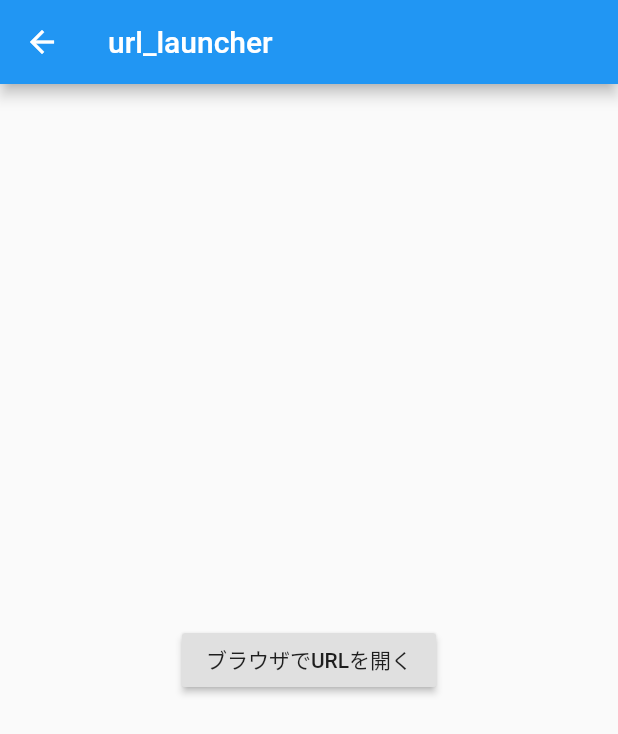
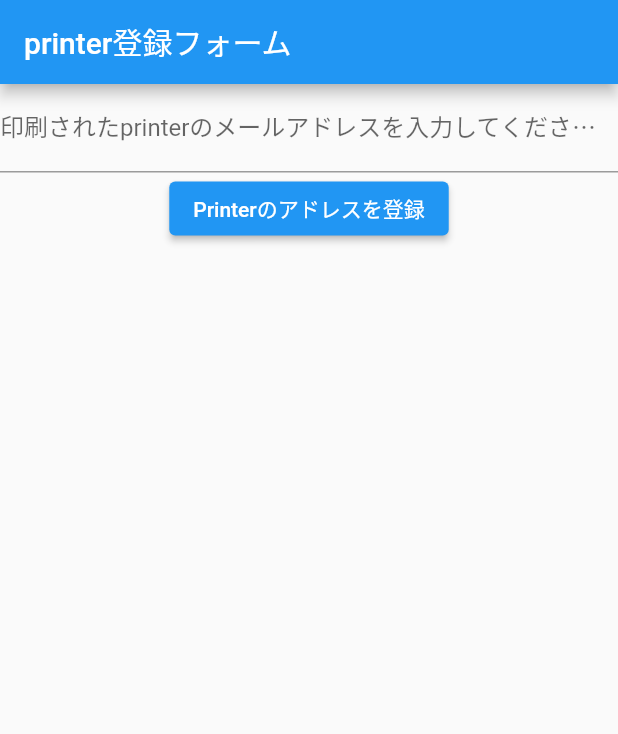
Before and after one commit to shunkat/epson-hackathon, a Flutter app: the screen it shows after launch, after a tap on "EpsonConncect登録済みの方", on a phone screen of 412 x 824 dp. Shown: the top 734 px of the screen. Run offline on Flutter 3.47's test engine with Material 2 defaults, Android fonts, the light colour scheme and no system bars; our stand-ins replace cloud_firestore, firebase_core, webview_flutter; accounts and stored records are empty.

Commit message:
登録フォームの作成と完了ページの作成

```diff
--- /dev/null
+++ b/lib/CompletePage.dart
@@ -0,0 +1,13 @@
+import 'package:flutter/material.dart';
+
+class CompletePage extends StatelessWidget {
+  @override
+  Widget build(BuildContext context) {
+    return Scaffold(
+      appBar: AppBar(
+        title: Text("登録完了"),
+      ),
+      body: Text("登録完了です"),
+    );
+  }
+}
--- a/lib/SendData.dart
+++ b/lib/SendData.dart
@@ -0,0 +1,79 @@
+import 'package:printer_connect/CompletePage.dart';
+import 'package:cloud_firestore/cloud_firestore.dart';
+import 'package:flutter/material.dart';
+
+
+class SendData extends StatelessWidget {
+  @override
+  Widget build(BuildContext context) {
+    return MaterialApp(
+      debugShowCheckedModeBanner: false,
+      title: 'プリンターをアプリに登録',
+      theme: ThemeData(
+        primarySwatch: Colors.blue,
+        visualDensity: VisualDensity.adaptivePlatformDensity,
+      ),
+      home: SendDataForm(),
+    );
+  }
+}
+
+class SendDataForm extends StatefulWidget {
+  @override
+  _SendDataForm createState() => _SendDataForm();
+}
+
+class _SendDataForm extends State<SendDataForm> {
+  void sendData() async {
+    // ドキュメント作成
+    await FirebaseFirestore.instance
+        .collection('users') // コレクションID
+        .doc() // ドキュメントID
+        .set({'area_code': '13218', 'lat_lng': GeoPoint(53.483959, -2.244644), 'printer_id': printer_id}); // データ
+
+  }
+  String printer_id = '';
+  @override
+  Widget build(BuildContext context) {
+    return Scaffold(
+      appBar: AppBar(
+        title: Text("printer登録フォーム"),
+      ),
+      body: Center(
+        child: Column(
+          children: <Widget>[
+            TextFormField(
+              decoration: InputDecoration(labelText: '印刷されたprinterのメールアドレスを入力してください。'),
+              // シンプルなテキスト入力
+              keyboardType: TextInputType.text,
+              // 最大1行
+              maxLines: 1,
+              // 初期値
+              initialValue: printer_id,
+              onChanged: (String value) {
+                setState(() {
+                  printer_id = value;
+                });
+              },
+            ),
+            ElevatedButton(
+              child: Text('Printerのアドレスを登録'),
+              onPressed: () async {
+                // ドキュメント作成
+                await FirebaseFirestore.instance
+                    .collection('users') // コレクションID
+                    .doc() // ドキュメントID
+                    .set({'area_code': '13218', 'lat_lng': GeoPoint(53.483959, -2.244644), 'printer_id': printer_id}); // データ
+                Navigator.push(
+                    context,
+                    MaterialPageRoute(builder: (context) => CompletePage(),
+                    )
+                );
+              },
+            ),
+          ],
+        ),
+      ),
+    );
+  }
+}
--- a/lib/main.dart
+++ b/lib/main.dart
@@ -2,11 +2,16 @@ import 'package:flutter/foundation.dart';
 import 'package:flutter/material.dart';
 import 'package:printer_connect/Registration.dart';
 import 'package:printer_connect/url_launch.dart';
+import 'package:printer_connect/SendData.dart';
 import 'package:flutter/rendering.dart';
 import 'package:printer_connect/url_launch.dart';
+import 'package:cloud_firestore/cloud_firestore.dart';
+import 'package:firebase_core/firebase_core.dart';
+import 'package:flutter/material.dart';
 
-void main() {
-  // debugPaintSizeEnabled = true;
+Future<void> main() async {
+  // Fireabse初期化
+  await Firebase.initializeApp();
   runApp(MyApp());
 }
 
@@ -64,7 +69,7 @@ class _MyHomePageState extends State<MyHomePage> {
                 onPressed: (){
                   Navigator.push(
                       context,
-                      MaterialPageRoute(builder: (context) => SampleUrlLauncher(),
+                      MaterialPageRoute(builder: (context) => SendData(),
                       )
                   );
                 },
```
Also changed, not shown: pubspec.yaml (+6 -4 lines), pubspec.lock, 5 other files.
